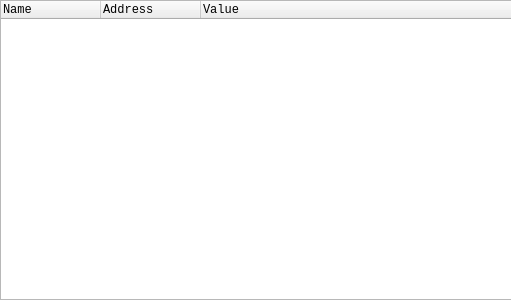
The window that src/gui/Src/Gui/StructWidget.ui (x64dbg/x64dbg) describes before a commit, drawn with Qt 5; both pictures show x 0 to 511 and y 0 to 300 of the 826 by 300 pixel window.
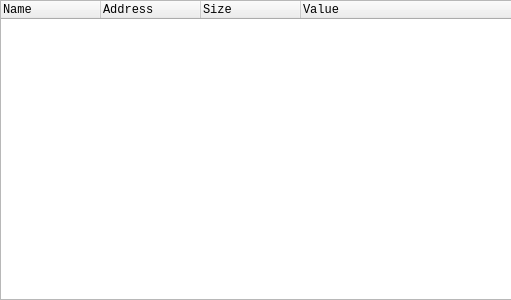
The same window after the commit.

The edit to the form file:
```diff
--- a/src/gui/Src/Gui/StructWidget.ui
+++ b/src/gui/Src/Gui/StructWidget.ui
@@ -55,6 +55,11 @@
        <string>Address</string>
       </property>
      </column>
+     <column>
+      <property name="text">
+       <string>Size</string>
+      </property>
+     </column>
      <column>
       <property name="text">
        <string>Value</string>
```
